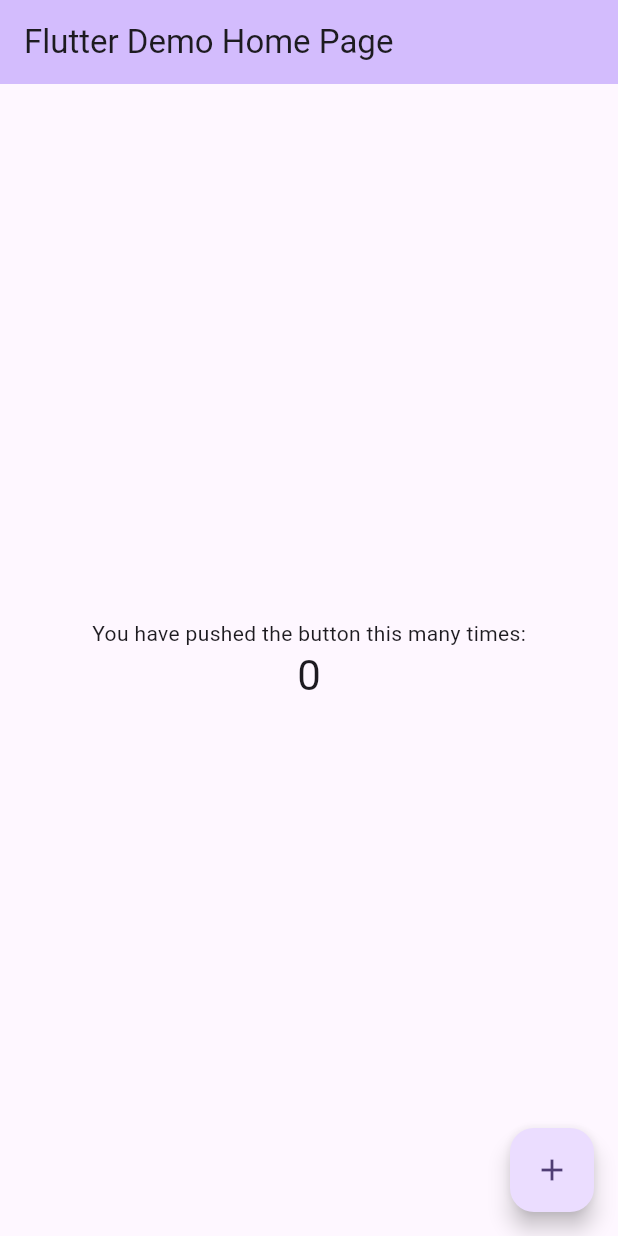
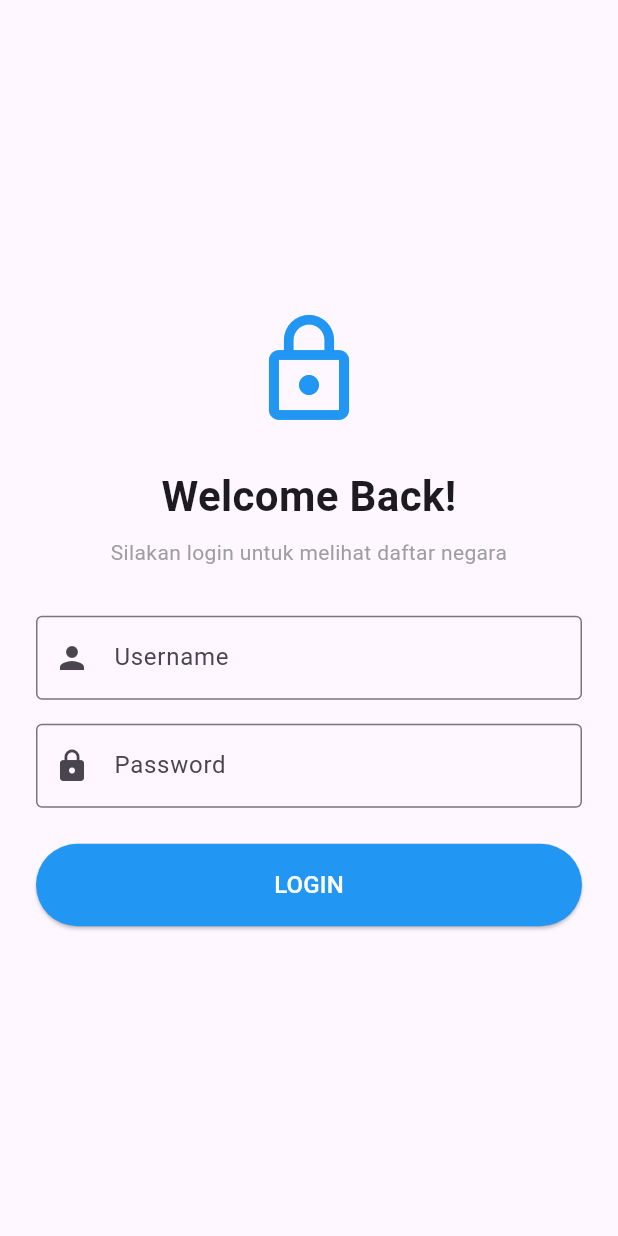
Before and after one commit to Bagaskorro20/negara, a Flutter app: the screen it shows after launch, on a phone screen of 412 x 824 dp. Run offline on Flutter 3.47's test engine with Material 3 defaults, Android fonts, the phone set to English and light mode, and no system bars; our stand-ins replace cached_network_image, dio, get, shared_preferences.

Commit message:
controller dan views

```diff
--- /dev/null
+++ b/lib/controllers/auth_controller.dart
@@ -0,0 +1,57 @@
+import 'package:get/get.dart';
+import 'package:shared_preferences/shared_preferences.dart';
+import '../views/home_view.dart';
+import '../views/login_view.dart';
+
+class AuthController extends GetxController {
+  final String _loginKey = 'is_logged_in';
+  final String _userKey = 'username';
+
+  @override
+  void onInit() {
+    super.onInit();
+    checkLoginStatus();
+  }
+
+  // Cek apakah user sudah pernah login sebelumnya
+  void checkLoginStatus() async {
+    final prefs = await SharedPreferences.getInstance();
+    bool isLoggedIn = prefs.getBool(_loginKey) ?? false;
+
+    // Delay sedikit untuk efek splash screen
+    await Future.delayed(const Duration(seconds: 1));
+
+    if (isLoggedIn) {
+      Get.offAll(() => HomeView());
+    } else {
+      Get.offAll(() => LoginView());
+    }
+  }
+
+  // Fungsi Fake Login
+  void login(String username, String password) async {
+    if (username.isEmpty || password.isEmpty) {
+      Get.snackbar(
+        'Error',
+        'Username dan Password tidak boleh kosong!',
+        snackPosition: SnackPosition.BOTTOM,
+      );
+      return;
+    }
+
+    // Simpan session ke SharedPreferences
+    final prefs = await SharedPreferences.getInstance();
+    await prefs.setBool(_loginKey, true);
+    await prefs.setString(_userKey, username);
+
+    Get.snackbar('Sukses', 'Selamat datang, $username!');
+    Get.offAll(() => HomeView());
+  }
+
+  // Bonus: Fungsi Logout
+  void logout() async {
+    final prefs = await SharedPreferences.getInstance();
+    await prefs.clear(); // Hapus semua session
+    Get.offAll(() => LoginView());
+  }
+}
--- a/lib/main.dart
+++ b/lib/main.dart
@@ -1,122 +1,23 @@
 import 'package:flutter/material.dart';
+import 'package:get/get.dart';
+import 'views/splash_view.dart';
 
 void main() {
+  WidgetsFlutterBinding.ensureInitialized();
   runApp(const MyApp());
 }
 
 class MyApp extends StatelessWidget {
-  const MyApp({super.key});
+  const MyApp({Key? key}) : super(key: key);
 
-  // This widget is the root of your application.
   @override
   Widget build(BuildContext context) {
-    return MaterialApp(
-      title: 'Flutter Demo',
-      theme: ThemeData(
-        // This is the theme of your application.
-        //
-        // TRY THIS: Try running your application with "flutter run". You'll see
-        // the application has a purple toolbar. Then, without quitting the app,
-        // try changing the seedColor in the colorScheme below to Colors.green
-        // and then invoke "hot reload" (save your changes or press the "hot
-        // reload" button in a Flutter-supported IDE, or press "r" if you used
-        // the command line to start the app).
-        //
-        // Notice that the counter didn't reset back to zero; the application
-        // state is not lost during the reload. To reset the state, use hot
-        // restart instead.
-        //
-        // This works for code too, not just values: Most code changes can be
-        // tested with just a hot reload.
-        colorScheme: .fromSeed(seedColor: Colors.deepPurple),
-      ),
-      home: const MyHomePage(title: 'Flutter Demo Home Page'),
+    // Wajib menggunakan GetMaterialApp untuk GetX
+    return GetMaterialApp(
+      title: 'Country App - Technical Test',
+      debugShowCheckedModeBanner: false,
+      theme: ThemeData(primarySwatch: Colors.blue, useMaterial3: true),
+      home: SplashView(),
     );
   }
 }
-
-class MyHomePage extends StatefulWidget {
-  const MyHomePage({super.key, required this.title});
-
-  // This widget is the home page of your application. It is stateful, meaning
-  // that it has a State object (defined below) that contains fields that affect
-  // how it looks.
-
-  // This class is the configuration for the state. It holds the values (in this
-  // case the title) provided by the parent (in this case the App widget) and
-  // used by the build method of the State. Fields in a Widget subclass are
-  // always marked "final".
-
-  final String title;
-
-  @override
-  State<MyHomePage> createState() => _MyHomePageState();
-}
-
-class _MyHomePageState extends State<MyHomePage> {
-  int _counter = 0;
-
-  void _incrementCounter() {
-    setState(() {
-      // This call to setState tells the Flutter framework that something has
-      // changed in this State, which causes it to rerun the build method below
-      // so that the display can reflect the updated values. If we changed
-      // _counter without calling setState(), then the build method would not be
-      // called again, and so nothing would appear to happen.
-      _counter++;
-    });
-  }
-
-  @override
-  Widget build(BuildContext context) {
-    // This method is rerun every time setState is called, for instance as done
-    // by the _incrementCounter method above.
-    //
-    // The Flutter framework has been optimized to make rerunning build methods
-    // fast, so that you can just rebuild anything that needs updating rather
-    // than having to individually change instances of widgets.
-    return Scaffold(
-      appBar: AppBar(
-        // TRY THIS: Try changing the color here to a specific color (to
-        // Colors.amber, perhaps?) and trigger a hot reload to see the AppBar
-        // change color while the other colors stay the same.
-        backgroundColor: Theme.of(context).colorScheme.inversePrimary,
-        // Here we take the value from the MyHomePage object that was created by
-        // the App.build method, and use it to set our appbar title.
-        title: Text(widget.title),
-      ),
-      body: Center(
-        // Center is a layout widget. It takes a single child and positions it
-        // in the middle of the parent.
-        child: Column(
-          // Column is also a layout widget. It takes a list of children and
-          // arranges them vertically. By default, it sizes itself to fit its
-          // children horizontally, and tries to be as tall as its parent.
-          //
-          // Column has various properties to control how it sizes itself and
-          // how it positions its children. Here we use mainAxisAlignment to
-          // center the children vertically; the main axis here is the vertical
-          // axis because Columns are vertical (the cross axis would be
-          // horizontal).
-          //
-          // TRY THIS: Invoke "debug painting" (choose the "Toggle Debug Paint"
-          // action in the IDE, or press "p" in the console), to see the
-          // wireframe for each widget.
-          mainAxisAlignment: .center,
-          children: [
-            const Text('You have pushed the button this many times:'),
-            Text(
-              '$_counter',
-              style: Theme.of(context).textTheme.headlineMedium,
-            ),
-          ],
-        ),
-      ),
-      floatingActionButton: FloatingActionButton(
-        onPressed: _incrementCounter,
-        tooltip: 'Increment',
-        child: const Icon(Icons.add),
-      ),
-    );
-  }
-}
--- /dev/null
+++ b/lib/views/login_view.dart
@@ -0,0 +1,72 @@
+import 'package:flutter/material.dart';
+import 'package:get/get.dart';
+import '../controllers/auth_controller.dart';
+
+class LoginView extends StatelessWidget {
+  LoginView({Key? key}) : super(key: key);
+
+  final AuthController authController = Get.find<AuthController>();
+  final TextEditingController userCtrl = TextEditingController();
+  final TextEditingController passCtrl = TextEditingController();
+
+  @override
+  Widget build(BuildContext context) {
+    return Scaffold(
+      body: Center(
+        child: SingleChildScrollView(
+          padding: const EdgeInsets.all(24.0),
+          child: Column(
+            mainAxisAlignment: MainAxisAlignment.center,
+            crossAxisAlignment: CrossAxisAlignment.stretch,
+            children: [
+              const Icon(Icons.lock_outline, size: 80, color: Colors.blue),
+              const SizedBox(height: 24),
+              const Text(
+                'Welcome Back!',
+                textAlign: TextAlign.center,
+                style: TextStyle(fontSize: 28, fontWeight: FontWeight.bold),
+              ),
+              const SizedBox(height: 8),
+              const Text(
+                'Silakan login untuk melihat daftar negara',
+                textAlign: TextAlign.center,
+                style: TextStyle(color: Colors.grey),
+              ),
+              const SizedBox(height: 32),
+              TextField(
+                controller: userCtrl,
+                decoration: const InputDecoration(
+                  labelText: 'Username',
+                  border: OutlineInputBorder(),
+                  prefixIcon: Icon(Icons.person),
+                ),
+              ),
+              const SizedBox(height: 16),
+              TextField(
+                controller: passCtrl,
+                obscureText: true,
+                decoration: const InputDecoration(
+                  labelText: 'Password',
+                  border: OutlineInputBorder(),
+                  prefixIcon: Icon(Icons.lock),
+                ),
+              ),
+              const SizedBox(height: 24),
+              ElevatedButton(
+                style: ElevatedButton.styleFrom(
+                  padding: const EdgeInsets.symmetric(vertical: 16),
+                  backgroundColor: Colors.blue,
+                  foregroundColor: Colors.white,
+                ),
+                onPressed: () {
+                  authController.login(userCtrl.text, passCtrl.text);
+                },
+                child: const Text('LOGIN', style: TextStyle(fontSize: 16)),
+              ),
+            ],
+          ),
+        ),
+      ),
+    );
+  }
+}
--- a/pubspec.yaml
+++ b/pubspec.yaml
@@ -37,6 +37,7 @@ dependencies:
   get: ^4.7.3
   dio: ^5.10.0
   shared_preferences: ^2.5.5
+  cached_network_image: ^3.4.1
 
 dev_dependencies:
   flutter_test:
```
Also changed, not shown: lib/controllers/home_controller.dart (added, +63 -0 lines), lib/views/home_view.dart (added, +135 -0 lines), lib/views/splash_view.dart (added, +31 -0 lines), pubspec.lock, 3 other files.
